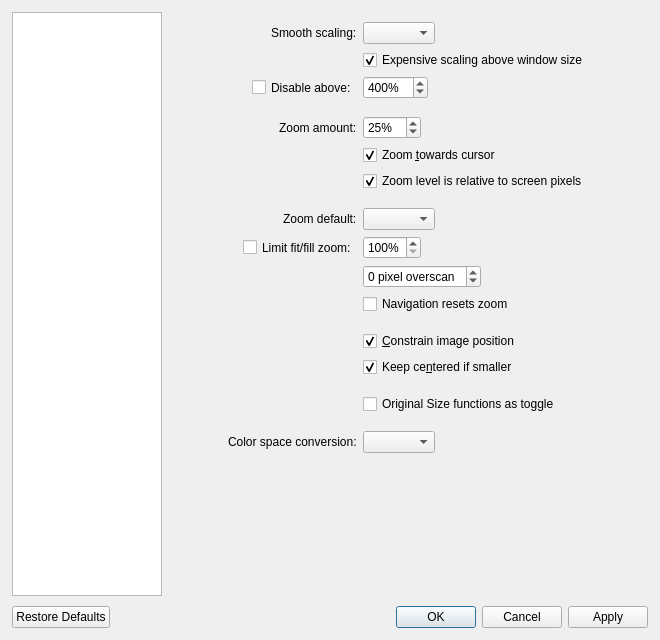
The window that src/qvoptionsdialog.ui (inostarlin-passion/Fovelle) describes before a commit, drawn with Qt 5.
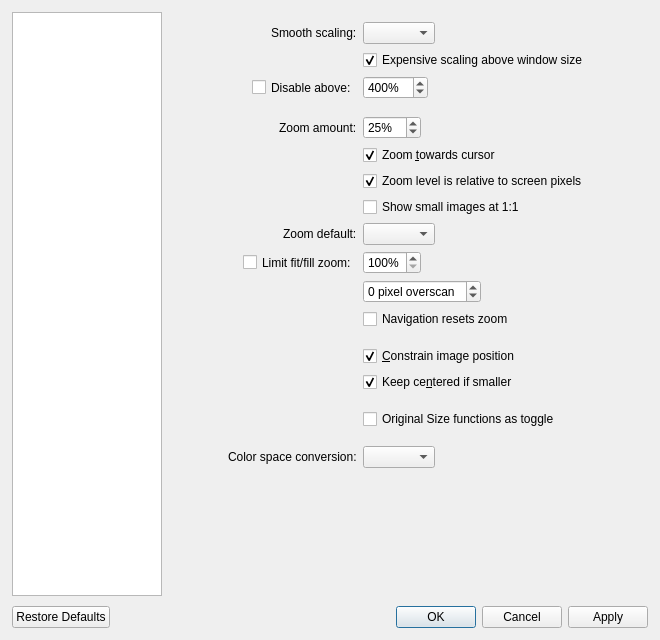
The same window after the commit. The open tabs and pages were chosen to show the change.

```diff
--- a/src/qvoptionsdialog.ui
+++ b/src/qvoptionsdialog.ui
@@ -546,17 +546,14 @@
            </widget>
           </item>
           <item row="7" column="1">
-           <spacer name="horizontalSpacer">
-            <property name="orientation">
-             <enum>Qt::Orientation::Horizontal</enum>
+           <widget class="QCheckBox" name="smallImagesOneToOneCheckbox">
+            <property name="toolTip">
+             <string>When Window matches image size is set to Never, show images smaller than the actual display area at their original 1:1 size</string>
             </property>
-            <property name="sizeHint" stdset="0">
-             <size>
-              <width>40</width>
-              <height>5</height>
-             </size>
+            <property name="text">
+             <string>Show small images at 1:1</string>
             </property>
-           </spacer>
+           </widget>
           </item>
           <item row="8" column="0">
            <widget class="QLabel" name="zoomDefaultLabel">
```
